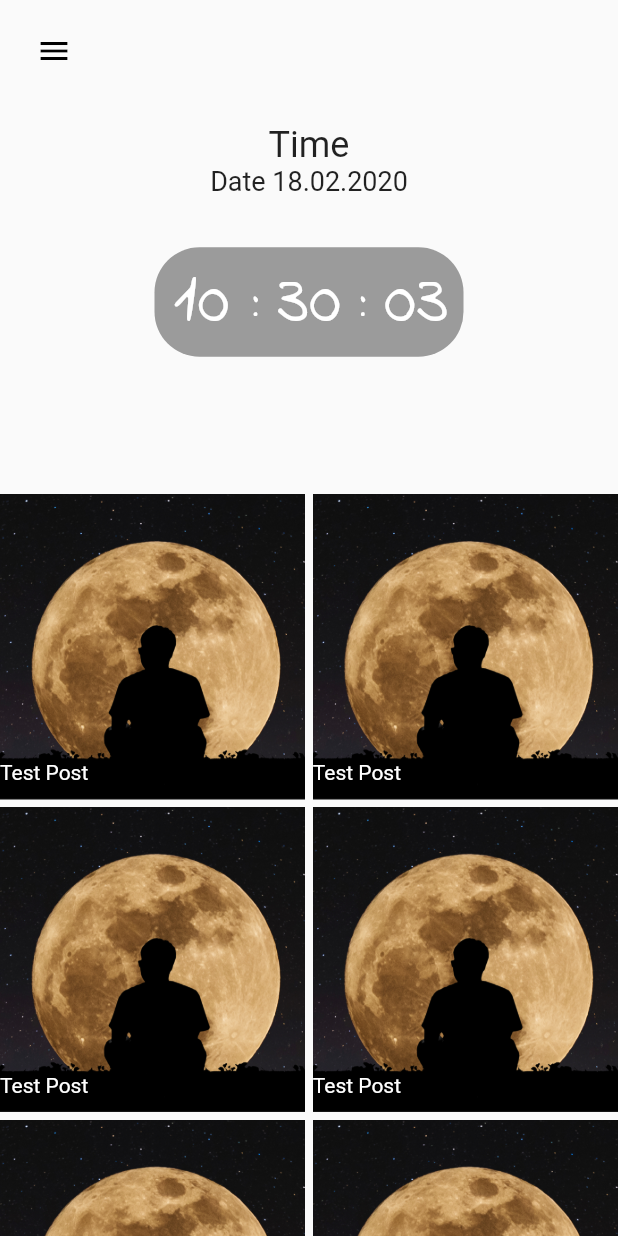
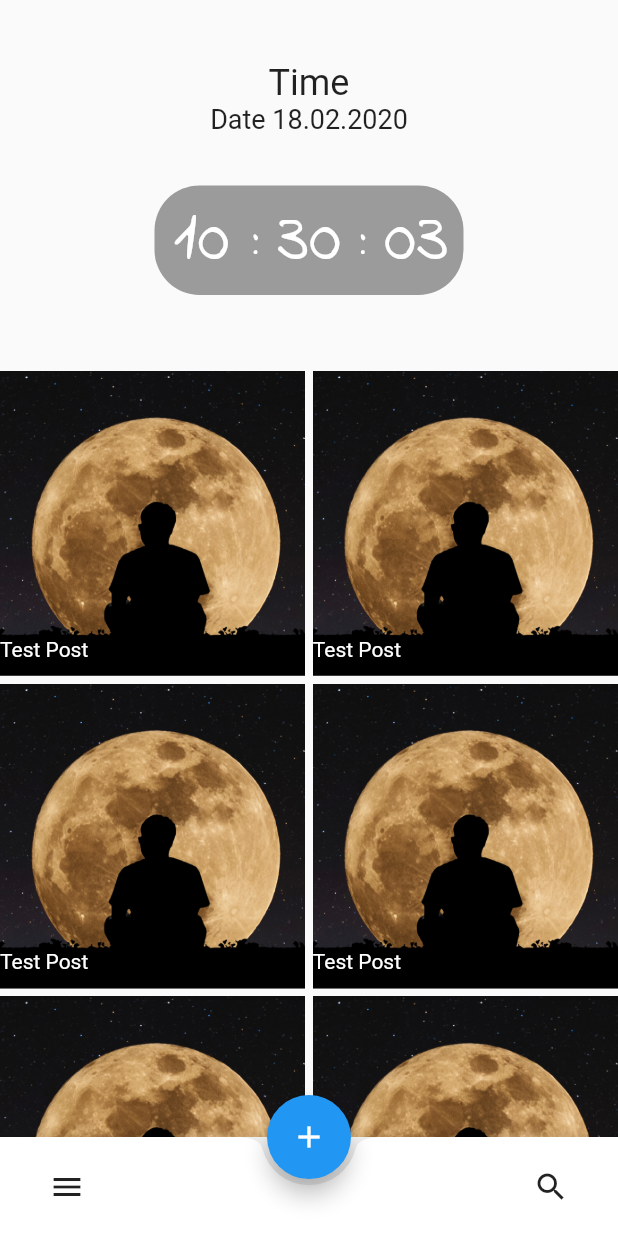
Before and after one commit to ArkadiiShatkovskyi/Flutter, a Flutter app: the screen it shows after launch, on a phone screen of 412 x 824 dp. Run offline on Flutter 3.47's test engine with Material 2 defaults, Android fonts, the phone set to English and light mode, and no system bars; our stand-ins replace ant_icons, cloud_firestore, firebase_auth, flare_flutter, flutter_svg, gradient_app_bar and 1 more; accounts and stored records are empty.

Commit message:
Bottom navigation bar was added

```diff
--- a/life_time_app/life_time_app/lib/screens/TimeScreen.dart
+++ b/life_time_app/life_time_app/lib/screens/TimeScreen.dart
@@ -25,12 +25,43 @@ class _TimeScreenState extends State<TimeScreen> {
   Widget build(BuildContext context) {
     final media = MediaQuery.of(context).size;
     return Scaffold(
+      bottomNavigationBar: BottomAppBar(
+        shape: const CircularNotchedRectangle(),
+        child: Container(
+          height: media.height * 0.08,
+          child: Padding(
+            padding: EdgeInsets.only(
+              left: media.width * 0.05,
+              right: media.width * 0.05,
+            ),
+            child: Row(
+              mainAxisSize: MainAxisSize.max,
+              mainAxisAlignment: MainAxisAlignment.spaceBetween,
+              children: <Widget>[
+                IconButton(
+                  icon: Icon(Icons.menu),
+                  onPressed: () {},
+                ),
+                IconButton(
+                  icon: Icon(Icons.search),
+                  onPressed: () {},
+                ),
+              ],
+            ),
+          ),
+        ),
+      ),
+      floatingActionButton: FloatingActionButton(
+        onPressed: () {},
+        child: Icon(Icons.add),
+      ),
+      floatingActionButtonLocation: FloatingActionButtonLocation.centerDocked,
       body: SizedBox(
         width: media.width,
         height: media.height,
         child: Stack(
           children: <Widget>[
-            Positioned(
+            /*Positioned(
               top: 10,
               right: media.width - 60,
               child: Container(
@@ -46,9 +77,9 @@ class _TimeScreenState extends State<TimeScreen> {
                     color: Colors.white,
                     onPressed: () {},
                   )),
-            ),
+            ),*/
             Positioned(
-                top: media.height / 10,
+                top: media.height * .05,
                 left: media.width / 4,
                 right: media.width / 4,
                 child: Column(
@@ -66,7 +97,7 @@ class _TimeScreenState extends State<TimeScreen> {
                   ],
                 )),
             Positioned(
-              top: media.height * 0.2,
+              top: media.height * 0.15,
               left: media.width * .1,
               right: media.width * .1,
               child: ClockWidget(
@@ -75,7 +106,7 @@ class _TimeScreenState extends State<TimeScreen> {
               ),
             ),
             Positioned(
-              top: media.height * 0.4,
+              top: media.height * 0.3,
               bottom: 0,
               child: Container(
                 width: media.width,
```
